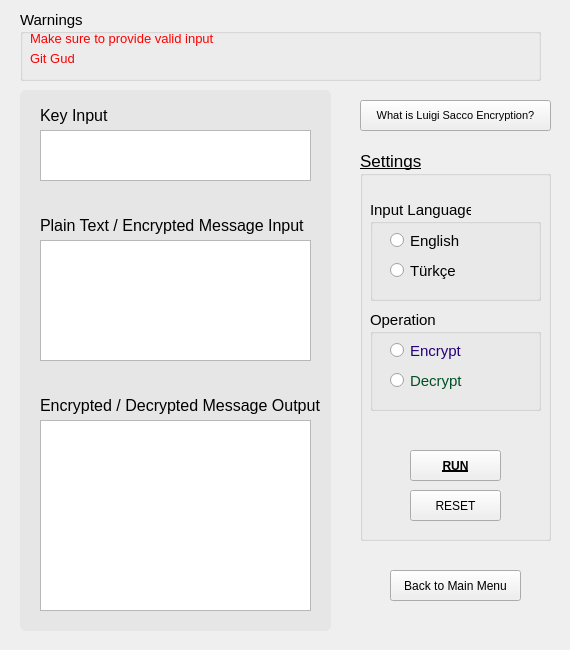
Above: assets/first-method.ui from aziznal/luigi-sacco-and-route-encryption before the change. Below: the same form after it.
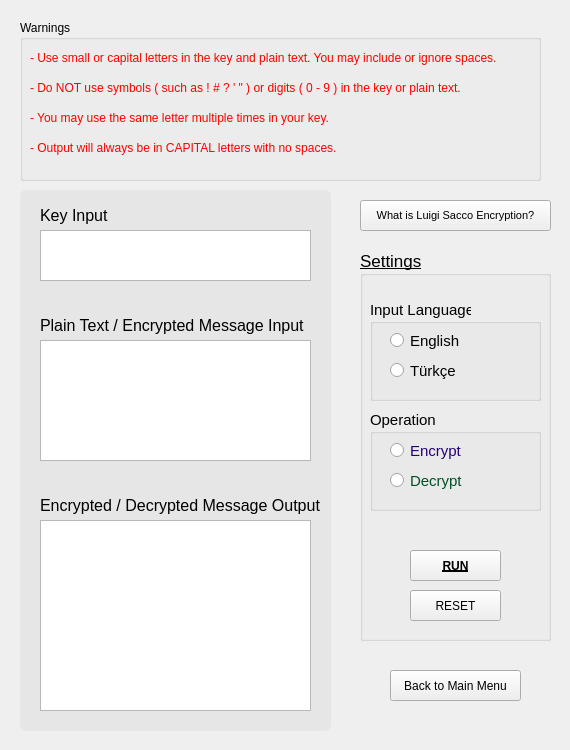
That is the form after the change.

What changed in the file:
```diff
--- a/assets/first-method.ui
+++ b/assets/first-method.ui
@@ -2,6 +2,14 @@
 <ui version="4.0">
  <class>MainWindow</class>
  <widget class="QMainWindow" name="MainWindow">
+  <property name="geometry">
+   <rect>
+    <x>0</x>
+    <y>0</y>
+    <width>570</width>
+    <height>750</height>
+   </rect>
+  </property>
   <property name="sizePolicy">
    <sizepolicy hsizetype="Fixed" vsizetype="Fixed">
     <horstretch>0</horstretch>
@@ -11,13 +19,13 @@
   <property name="minimumSize">
    <size>
     <width>570</width>
-    <height>650</height>
+    <height>750</height>
    </size>
   </property>
   <property name="maximumSize">
    <size>
     <width>570</width>
-    <height>650</height>
+    <height>750</height>
    </size>
   </property>
   <property name="palette">
@@ -141,7 +149,7 @@
     <property name="geometry">
      <rect>
       <x>390</x>
-      <y>570</y>
+      <y>670</y>
       <width>131</width>
       <height>31</height>
      </rect>
@@ -157,14 +165,14 @@
     <property name="geometry">
      <rect>
       <x>20</x>
-      <y>10</y>
+      <y>20</y>
       <width>521</width>
-      <height>71</height>
+      <height>161</height>
      </rect>
     </property>
     <property name="font">
      <font>
-      <pointsize>11</pointsize>
+      <pointsize>9</pointsize>
      </font>
     </property>
     <property name="styleSheet">
@@ -187,38 +195,78 @@
      <property name="geometry">
       <rect>
        <x>10</x>
-       <y>20</y>
-       <width>491</width>
+       <y>30</y>
+       <width>501</width>
        <height>16</height>
       </rect>
      </property>
      <property name="font">
       <font>
-       <pointsize>10</pointsize>
+       <pointsize>9</pointsize>
+       <weight>50</weight>
+       <bold>false</bold>
        <underline>false</underline>
       </font>
      </property>
      <property name="text">
-      <string>Make sure to provide valid input</string>
+      <string>- Use small or capital letters in the key and plain text. You may include or ignore spaces.</string>
      </property>
     </widget>
     <widget class="QLabel" name="secondWarningLabel">
      <property name="geometry">
       <rect>
        <x>10</x>
-       <y>40</y>
+       <y>60</y>
        <width>491</width>
        <height>16</height>
       </rect>
      </property>
      <property name="font">
       <font>
-       <pointsize>10</pointsize>
+       <pointsize>9</pointsize>
        <underline>false</underline>
       </font>
      </property>
      <property name="text">
-      <string>Git Gud</string>
+      <string>- Do NOT use symbols ( such as ! # ? ' &quot; ) or digits ( 0 - 9 ) in the key or plain text.</string>
+     </property>
+    </widget>
+    <widget class="QLabel" name="secondWarningLabel_2">
+     <property name="geometry">
+      <rect>
+       <x>10</x>
+       <y>90</y>
+       <width>491</width>
+       <height>16</height>
+      </rect>
+     </property>
+     <property name="font">
+      <font>
+       <pointsize>9</pointsize>
+       <underline>false</underline>
+      </font>
+     </property>
+     <property name="text">
+      <string>- You may use the same letter multiple times in your key.</string>
+     </property>
+    </widget>
+    <widget class="QLabel" name="secondWarningLabel_3">
+     <property name="geometry">
+      <rect>
+       <x>10</x>
+       <y>120</y>
+       <width>491</width>
+       <height>16</height>
+      </rect>
+     </property>
+     <property name="font">
+      <font>
+       <pointsize>9</pointsize>
+       <underline>false</underline>
+      </font>
+     </property>
+     <property name="text">
+      <string>- Output will always be in CAPITAL letters with no spaces.</string>
      </property>
     </widget>
    </widget>
@@ -226,7 +274,7 @@
     <property name="geometry">
      <rect>
       <x>20</x>
-      <y>90</y>
+      <y>190</y>
       <width>311</width>
       <height>541</height>
      </rect>
@@ -362,7 +410,7 @@
     <property name="geometry">
      <rect>
       <x>360</x>
-      <y>150</y>
+      <y>250</y>
       <width>191</width>
       <height>391</height>
      </rect>
@@ -579,7 +627,7 @@
     <property name="geometry">
      <rect>
       <x>360</x>
-      <y>100</y>
+      <y>200</y>
       <width>191</width>
       <height>31</height>
      </rect>
```
